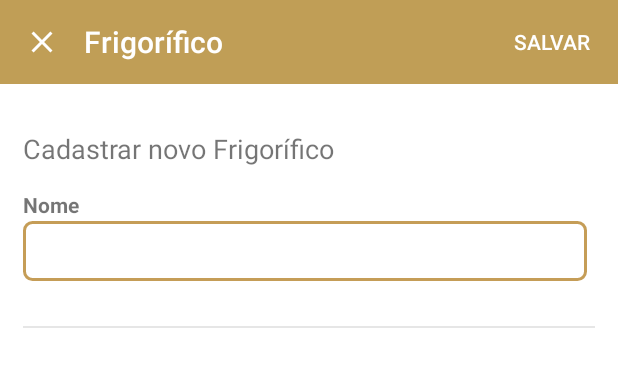
After one commit to cesarbassani/pecbr, an Android app: the layout dialog_event_frigorifico.xml on its own in the app's theme, with its tools: preview values and no code run, on a phone screen of 412 x 824 dp. The commit adds this screen. Shown: the top 367 px of the screen. Run offline under Robolectric (Android 15) with nearby library versions, the phone set to English and light mode, and no system bars.

Commit message:
Criar model Frigorifico no Firebase, adicionar botao novo frigorifico no formulario de abate

```diff
--- a/app/src/main/java/com/cesarbassani/pecbr/model/Cotacao.java
+++ b/app/src/main/java/com/cesarbassani/pecbr/model/Cotacao.java
@@ -66,7 +66,6 @@ public class Cotacao implements Serializable, Parcelable {
     }
 
     public void atualizar() {
-//        String identificadorAbate = UsuarioFirebase.getIdentificadorUsuario();
         DatabaseReference database = ConfiguracaoFirebase.getFirebaseDatabase();
 
         DatabaseReference cotacoesRef = database.child("cotacoes")
--- a/app/src/main/java/com/cesarbassani/pecbr/views/CotacoesFragment.java
+++ b/app/src/main/java/com/cesarbassani/pecbr/views/CotacoesFragment.java
@@ -4,7 +4,6 @@ import android.Manifest;
 import android.app.Activity;
 import android.app.Dialog;
 import android.content.Context;
-import android.content.Intent;
 import android.content.pm.PackageManager;
 import android.os.Bundle;
 import android.support.annotation.NonNull;
--- a/app/src/main/res/drawable-xxhdpi/edit_text_border.xml
+++ b/app/src/main/res/drawable-xxhdpi/edit_text_border.xml
@@ -11,7 +11,7 @@
                 android:topLeftRadius="5dp"
                 android:topRightRadius="5dp"/>
             <padding
-                android:right="10dp"
+                android:right="5dp"
                 android:left="5dp"
                 android:top="5dp"
                 android:bottom="5dp" />
--- /dev/null
+++ b/app/src/main/res/layout/dialog_event_frigorifico.xml
@@ -0,0 +1,130 @@
+<?xml version="1.0" encoding="utf-8"?>
+<LinearLayout xmlns:android="http://schemas.android.com/apk/res/android"
+    xmlns:app="http://schemas.android.com/apk/res-auto"
+    android:layout_width="match_parent"
+    android:layout_height="match_parent"
+    android:background="@android:color/white"
+    android:fitsSystemWindows="true"
+    android:orientation="vertical">
+
+    <android.support.design.widget.AppBarLayout
+        android:layout_width="match_parent"
+        android:layout_height="?android:attr/actionBarSize">
+
+        <LinearLayout
+            android:layout_width="match_parent"
+            android:layout_height="match_parent"
+            android:orientation="horizontal">
+
+            <ImageButton
+                android:id="@+id/bt_close"
+                android:layout_width="?android:attr/actionBarSize"
+                android:layout_height="?android:attr/actionBarSize"
+                android:background="@color/colorPrimary"
+                android:tint="@android:color/white"
+                app:srcCompat="@drawable/ic_close" />
+
+            <TextView
+                android:layout_width="0dp"
+                android:layout_height="match_parent"
+                android:layout_weight="1"
+                android:gravity="center_vertical"
+                android:text="Frigorífico"
+                android:textAppearance="@style/Base.TextAppearance.AppCompat.Title"
+                android:textColor="@android:color/white" />
+
+            <Button
+                android:id="@+id/bt_save"
+                style="@style/Widget.AppCompat.Button.Borderless"
+                android:layout_width="wrap_content"
+                android:layout_height="match_parent"
+                android:gravity="center"
+                android:paddingLeft="@dimen/spacing_xsmall"
+                android:paddingRight="@dimen/spacing_xsmall"
+                android:text="@string/SAVE"
+                android:textColor="@android:color/white" />
+
+        </LinearLayout>
+
+    </android.support.design.widget.AppBarLayout>
+
+    <android.support.v4.widget.NestedScrollView
+        android:id="@+id/nested_scroll_view"
+        android:layout_width="match_parent"
+        android:layout_height="match_parent"
+        android:scrollbars="none"
+        android:scrollingCache="true">
+
+        <LinearLayout
+            android:layout_width="match_parent"
+            android:layout_height="wrap_content"
+            android:orientation="vertical">
+
+            <LinearLayout
+                android:layout_width="match_parent"
+                android:layout_height="wrap_content"
+                android:orientation="vertical"
+                android:padding="@dimen/spacing_large">
+
+                <LinearLayout
+                    android:layout_width="match_parent"
+                    android:layout_height="wrap_content"
+                    android:orientation="vertical">
+
+                    <View
+                        android:layout_width="match_parent"
+                        android:layout_height="@dimen/spacing_large" />
+
+                    <TextView
+                        android:id="@+id/text_data_cotacao"
+                        android:layout_width="match_parent"
+                        android:layout_height="wrap_content"
+                        android:text="Cadastrar novo Frigorífico"
+                        android:textSize="18sp" />
+
+                    <View
+                        android:layout_width="match_parent"
+                        android:layout_height="@dimen/spacing_large" />
+
+                    <TextView
+                        android:layout_width="match_parent"
+                        android:layout_height="wrap_content"
+                        android:layout_gravity="bottom"
+                        android:layout_marginEnd="5dp"
+                        android:layout_marginRight="5dp"
+                        android:layout_marginBottom="1dp"
+                        android:text="Nome"
+                        android:textStyle="bold" />
+
+                    <EditText
+                        android:id="@+id/edit_novo_frigorifico"
+                        android:layout_width="match_parent"
+                        android:layout_height="40dp"
+                        android:layout_marginRight="5dp"
+                        android:background="@drawable/edit_text_border"
+                        android:inputType="text"
+                        android:textColor="@color/grey_60" />
+
+                </LinearLayout>
+
+                <View
+                    android:layout_width="match_parent"
+                    android:layout_height="@dimen/spacing_middle" />
+
+                <View
+                    android:layout_width="match_parent"
+                    android:layout_height="@dimen/spacing_mlarge" />
+
+
+                <View
+                    android:layout_width="match_parent"
+                    android:layout_height="1dp"
+                    android:background="@color/grey_10" />
+
+            </LinearLayout>
+
+        </LinearLayout>
+
+    </android.support.v4.widget.NestedScrollView>
+
+</LinearLayout>
```
Also changed, not shown: app/src/main/java/com/cesarbassani/pecbr/model/Frigorifico.java (added, +98 -0 lines), app/src/main/java/com/cesarbassani/pecbr/views/AbateFormActivity.java (+123 -7 lines), app/src/main/res/layout/activity_resumo_abate_form.xml (+26 -7 lines).
